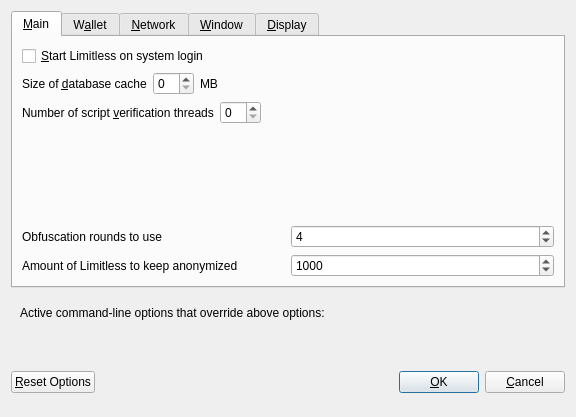
Above: src/qt/forms/optionsdialog.ui from Limitless-VIP/Limitless before the change. Below: the same form after it.
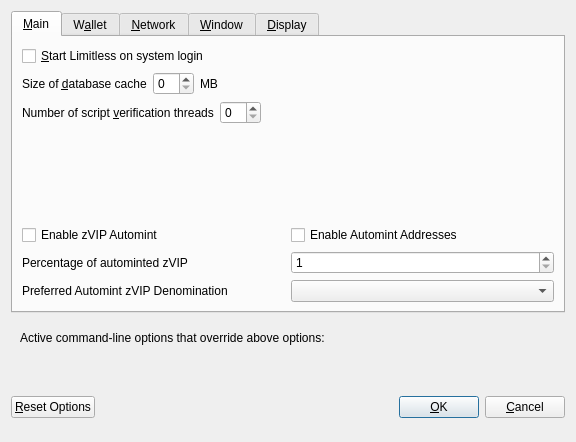
That is the form after the change. Custom widgets are drawn as their Qt base class.

```diff
--- a/src/qt/forms/optionsdialog.ui
+++ b/src/qt/forms/optionsdialog.ui
@@ -7,7 +7,7 @@
     <x>0</x>
     <y>0</y>
     <width>576</width>
-    <height>417</height>
+    <height>442</height>
    </rect>
   </property>
   <property name="windowTitle">
@@ -131,73 +131,109 @@
         </spacer>
        </item>
        <item>
-        <layout class="QHBoxLayout" name="horizontalLayout_4_Main">
+        <widget class="QWidget" name="verticalZvipOptionsWidget" native="true">
+         <layout class="QVBoxLayout" name="verticalZvipOptionsLayout">
+          <property name="margin">
+           <number>0</number>
+          </property>
          <item>
-          <widget class="QLabel" name="label">
+           <layout class="QHBoxLayout" name="horizontalAutomintingLayout">
+            <item>
+             <widget class="QCheckBox" name="checkBoxZeromintEnable">
            <property name="toolTip">
-            <string>This setting determines the amount of individual masternodes that an input will be anonymized through.&lt;br/&gt;More rounds of anonymization gives a higher degree of privacy, but also costs more in fees.</string>
-           </property>
+               <string>Enable automatic minting of VIP units to zVIP</string>
+              </property>
+              <property name="layoutDirection">
+               <enum>Qt::LeftToRight</enum>
+              </property>
            <property name="text">
-            <string>Obfuscation rounds to use</string>
+               <string>Enable zVIP Automint</string>
            </property>
           </widget>
          </item>
          <item>
-          <widget class="QSpinBox" name="obfuscationRounds">
-           <property name="minimum">
-            <number>2</number>
-           </property>
-           <property name="maximum">
-            <number>8</number>
-           </property>
-           <property name="value">
-            <number>4</number>
+             <widget class="QCheckBox" name="checkBoxZeromintAddresses">
+              <property name="toolTip">
+               <string>Enable automatic zVIP minting from specific addresses</string>
+              </property>
+              <property name="layoutDirection">
+               <enum>Qt::LeftToRight</enum>
+              </property>
+              <property name="text">
+               <string>Enable Automint Addresses</string>
            </property>
           </widget>
          </item>
         </layout>
        </item>
        <item>
-        <layout class="QHBoxLayout" name="horizontalLayout">
+           <layout class="QHBoxLayout" name="horizontalZmintPercentageLayout">
          <item>
-          <widget class="QLabel" name="label_2">
+             <widget class="QLabel" name="percentage_label">
            <property name="toolTip">
-            <string>This amount acts as a threshold to turn off Obfuscation once it's reached.</string>
-           </property>
-           <property name="statusTip">
-            <string notr="true"/>
-           </property>
-           <property name="whatsThis">
-            <string notr="true"/>
-           </property>
-           <property name="accessibleName">
-            <string notr="true"/>
-           </property>
-           <property name="accessibleDescription">
-            <string notr="true"/>
-           </property>
+               <string>Percentage of incoming VIP which get automatically converted to zVIP via Zerocoin Protocol (min: 10%)</string>
+              </property>
+              <property name="text">
+               <string>Percentage of autominted zVIP</string>
+              </property>
+             </widget>
+            </item>
+            <item>
+             <widget class="QSpinBox" name="zeromintPercentage">
+              <property name="minimum">
+               <number>1</number>
+              </property>
+              <property name="maximum">
+               <number>100</number>
+              </property>
+             </widget>
+            </item>
+           </layout>
+          </item>
+          <item>
+           <layout class="QHBoxLayout" name="horizontalLayout" stretch="0,0">
+            <property name="sizeConstraint">
+             <enum>QLayout::SetFixedSize</enum>
+            </property>
+            <item>
+             <widget class="QLabel" name="labelPreferredDenom">
+              <property name="maximumSize">
+               <size>
+                <width>16777215</width>
+                <height>16777215</height>
+               </size>
+              </property>
+              <property name="toolTip">
+               <string>Wait with automatic conversion to Zerocoin until enough VIP for this denomination is available</string>
+              </property>
            <property name="text">
-            <string>Amount of Limitless to keep anonymized</string>
+               <string>Preferred Automint zVIP Denomination</string>
            </property>
           </widget>
          </item>
          <item>
-          <widget class="QSpinBox" name="anonymizeLimitless">
-           <property name="minimum">
-            <number>100</number>
-           </property>
-           <property name="maximum">
-            <number>100000</number>
-           </property>
-           <property name="singleStep">
-            <number>100</number>
-           </property>
-           <property name="value">
-            <number>1000</number>
+             <widget class="QComboBox" name="preferredDenom">
+              <property name="maximumSize">
+               <size>
+                <width>16777215</width>
+                <height>27</height>
+               </size>
+              </property>
+              <property name="toolTip">
+               <string>Wait with automatic conversion to Zerocoin until enough VIP for this denomination is available</string>
+              </property>
+              <property name="maxVisibleItems">
+               <number>9</number>
+              </property>
+              <property name="maxCount">
+               <number>9</number>
            </property>
           </widget>
          </item>
         </layout>
+          </item>
+         </layout>
+        </widget>
        </item>
       </layout>
      </widget>
```
Left out of the diff: 88 changed lines with no effect on the pictures. Lines whose indentation alone changed are shown as unchanged.
